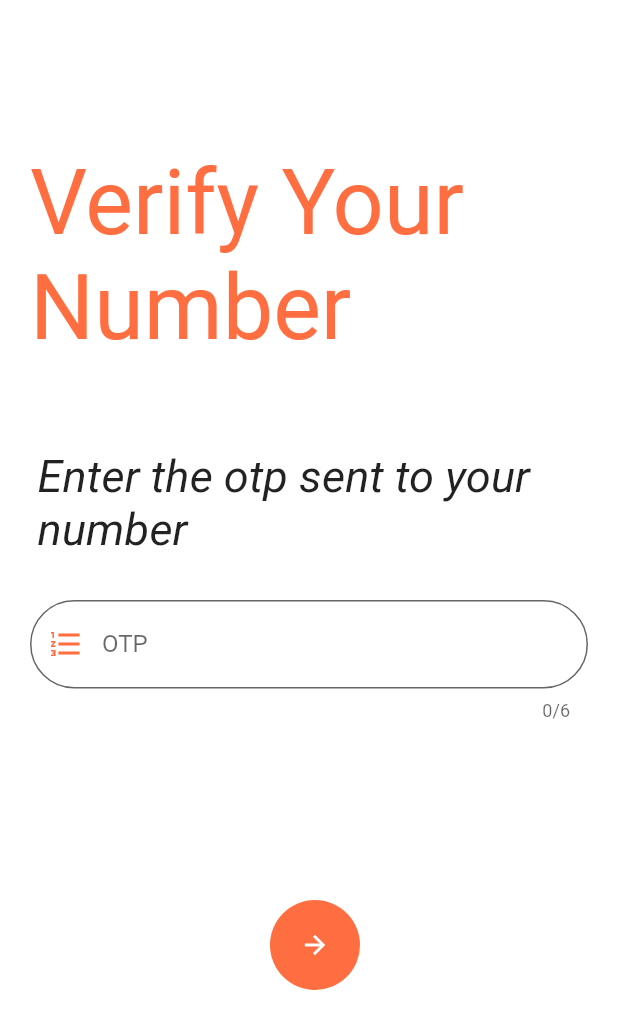
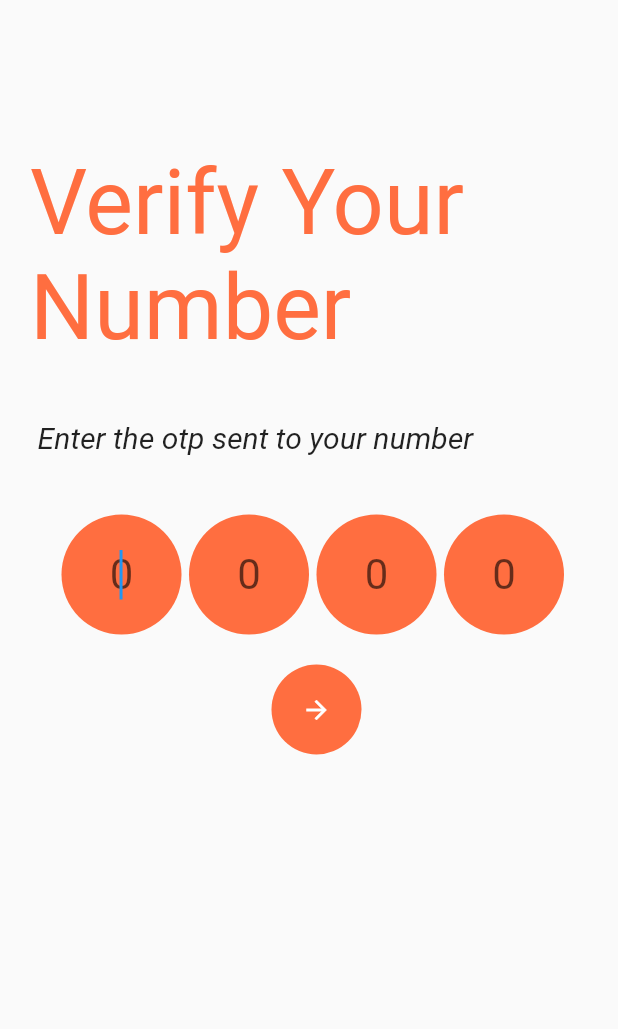
Before and after one commit to Naveen11695/bhukkd, a Flutter app: the otp screen opened directly, on a phone screen of 412 x 824 dp. Shown: the top 1029 px of the screen. Run offline on Flutter 3.47's test engine with Material 2 defaults, Android fonts, the phone set to English and light mode, and no system bars; our stand-ins replace geolocator, progress_indicators, shared_preferences, sqflite; accounts and stored records are empty.

Commit message:
opt improved

```diff
--- a/lib/Pages/TrendingPage.dart
+++ b/lib/Pages/TrendingPage.dart
@@ -1,5 +1,6 @@
 // flutter
 import 'package:flutter/material.dart';
+import 'package:flutter/rendering.dart';
 
 // custom
 import '../Components/HorizontalScroll.dart';
@@ -164,7 +165,8 @@ class _TrendingPageState extends State<TrendingPage> {
               elevation: 10.0,
               borderRadius: BorderRadius.circular(25.0),
               child: TextFormField(
-                scrollPadding: EdgeInsets.all(1),
+                focusNode: FocusNode(),
+                scrollPadding: EdgeInsets.all(100),
                 decoration: InputDecoration(
                     border: InputBorder.none,
                     prefixIcon: Icon(Icons.search, color: Colors.deepOrange),
--- a/lib/Pages/otp.dart
+++ b/lib/Pages/otp.dart
@@ -7,10 +7,151 @@ class otp extends StatefulWidget {
 }
 
 class _otpState extends State<otp> {
+  FocusNode focus1 = FocusNode();
+  FocusNode focus2 = FocusNode();
+  FocusNode focus3 = FocusNode();
+  FocusNode focus4 = FocusNode();
   @override
   Widget build(BuildContext context) {
     return new Scaffold(
-      body: getOtp(),
+      body: ListView(children:[
+        getOtp(),
+        new Padding(
+          padding: const EdgeInsets.fromLTRB(25, 0, 20, 0),
+          child: Row(
+              mainAxisAlignment: MainAxisAlignment.center,
+              crossAxisAlignment: CrossAxisAlignment.center,
+              children: [
+                Container(
+                  height: 80,
+                  width: 80,
+                  decoration: BoxDecoration(
+                    shape: BoxShape.circle,
+                    color: Colors.deepOrangeAccent
+                  ),
+                  child: Center(child:TextField(
+                    autofocus: true,
+                    focusNode: focus1,
+                    keyboardType: TextInputType.number,
+                    textAlign: TextAlign.center,
+                    style: new TextStyle(
+                      color: Colors.white,
+                      fontSize: 28
+                    ),
+                    decoration: InputDecoration(
+                      border: InputBorder.none,
+                      hintText: "0",
+                    ),
+                    onChanged: (String newVal) {
+                      if (newVal.length == 1) {
+                        focus1.unfocus();
+                        FocusScope.of(context).requestFocus(focus2);
+                      }
+                    },
+                  ),
+                ),),
+                SizedBox(width: 5,),
+                Container(
+                   height: 80,
+                  width: 80,
+                  decoration: BoxDecoration(
+                    shape: BoxShape.circle,
+                    color: Colors.deepOrangeAccent
+                  ),
+                  child: Center(child:TextField(
+                    textAlign: TextAlign.center,
+                    focusNode: focus2,
+                    keyboardType: TextInputType.number,
+                    style: new TextStyle(
+                      color: Colors.white,
+                      fontSize: 28
+                    ),
+                    decoration: InputDecoration(
+                      border: InputBorder.none,
+                      hintText: "0",
+                    ),
+                    onChanged: (String newVal) {
+                      if (newVal.length == 1) {
+                        focus2.unfocus();
+                        FocusScope.of(context).requestFocus(focus3);
+                      }
+                    },
+                  ),
+                ),),
+                SizedBox(width: 5,),
+                Container(
+                   height: 80,
+                  width: 80,
+                  decoration: BoxDecoration(
+                    shape: BoxShape.circle,
+                    color: Colors.deepOrangeAccent
+                  ),
+                  child: Center(child:TextField(
+                    textAlign: TextAlign.center,
+                    focusNode: focus3,
+                    keyboardType: TextInputType.number,
+                    style: new TextStyle(
+                      color: Colors.white,
+                      fontSize: 28
+                    ),
+                    decoration: InputDecoration(
+                      border: InputBorder.none,
+                      hintText: "0",
+                    ),
+                    onChanged: (String newVal) {
+                      if (newVal.length == 1) {
+                        focus3.unfocus();
+                        FocusScope.of(context).requestFocus(focus4);
+                      }
+                    },
+                  ),
+                ),),
+                SizedBox(width: 5,),
+                Container(
+                   height: 80,
+                  width: 80,
+                  decoration: BoxDecoration(
+                    shape: BoxShape.circle,
+                    color: Colors.deepOrangeAccent
+                  ),
+                  child: Center(child:TextField(
+                    textAlign: TextAlign.center,
+                    focusNode: focus4,
+                    keyboardType: TextInputType.number,
+                    style: new TextStyle(
+                      color: Colors.white,
+                      fontSize: 28
+                    ),
+                    decoration: InputDecoration(
+                      border: InputBorder.none,
+                      hintText: "0",
+                    ),
+                  ),
+                ),)
+              ]),
+        ),
+        Padding(
+          padding: const EdgeInsets.fromLTRB(30, 20, 20, 20),
+          child: new InkWell(
+            child: new Container(
+              padding: const EdgeInsets.all(20.0),
+              decoration: BoxDecoration(
+                  shape: BoxShape.circle, color: Colors.deepOrangeAccent),
+              child: new Icon(
+                Icons.arrow_forward,
+                size: 20.0,
+                color: Colors.white,
+              ),
+            ),
+            onTap: () {
+              Navigator.push(
+                context,
+                MaterialPageRoute(builder: (context) => Details()),
+              );
+            },
+          ),
+        ),
+      ]),
     );
   }
 
@@ -33,13 +174,13 @@ class _otpState extends State<otp> {
           ),
         ),
         Padding(
-          padding: const EdgeInsets.fromLTRB(25, 300, 20, 0),
+          padding: const EdgeInsets.fromLTRB(25, 280, 20, 40),
           child: new Text(
             "Enter the otp sent to your number",
             style: TextStyle(
               fontStyle: FontStyle.italic,
               fontWeight: FontWeight.normal,
-              fontSize: 30.0,
+              fontSize: 20.0,
               decorationColor: Colors.white30,
             ),
           ),
@@ -55,51 +196,33 @@ class _otpState extends State<otp> {
           keyboardType: TextInputType.number,
           maxLength: 6,
         ),*/
-        Padding(
-          padding: const EdgeInsets.fromLTRB(20, 400, 20, 0),
-          child :new TextField(
-            keyboardType: TextInputType.phone,
-            textAlign: TextAlign.center,
-            decoration: new InputDecoration(
-                border: new OutlineInputBorder(
-                  borderRadius: const BorderRadius.all(
-                    const Radius.circular(30.0),
-                  ),
-                ),
-                filled: true,
-                hintStyle: new TextStyle(color: Colors.grey[800]),
-                hintText: "Enter OTP",
-                fillColor: Colors.white70,
-              labelText: 'OTP',
-              prefixIcon: const Icon(
-                Icons.format_list_numbered,
-                color: Colors.deepOrangeAccent,
-              ),
-            ),
-            maxLength: 6,
-          ),
-          ),
-        Padding(
-          padding: const EdgeInsets.fromLTRB(180, 600, 20, 0),
-          child: new InkWell(
-            child: new Container(
-              padding: const EdgeInsets.all(20.0),
-              decoration: BoxDecoration(
-                  shape: BoxShape.circle, color: Colors.deepOrangeAccent),
-              child: new Icon(
-                Icons.arrow_forward,
-                size: 20.0,
-                color: Colors.white,
-              ),
-            ),
-            onTap: () {
-              Navigator.push(
-                context,
-                MaterialPageRoute(builder: (context) => Details()),
-              );
-            },
-          ),
-        ),
+
+
+        // Padding(
+        //   padding: const EdgeInsets.fromLTRB(20, 400, 20, 0),
+        //   child :new TextField(
+        //     keyboardType: TextInputType.phone,
+        //     textAlign: TextAlign.center,
+        //     decoration: new InputDecoration(
+        //         border: new OutlineInputBorder(
+        //           borderRadius: const BorderRadius.all(
+        //             const Radius.circular(30.0),
+        //           ),
+        //         ),
+        //         filled: true,
+        //         hintStyle: new TextStyle(color: Colors.grey[800]),
+        //         hintText: "Enter OTP",
+        //         fillColor: Colors.white70,
+        //       labelText: 'OTP',
+        //       prefixIcon: const Icon(
+        //         Icons.format_list_numbered,
+        //         color: Colors.deepOrangeAccent,
+        //       ),
+        //     ),
+        //     maxLength: 6,
+        //   ),
+        //   ),
+
         /*new RaisedButton(
             padding: new EdgeInsets.fromLTRB(80.0, 10.0, 80.0, 10.0),
             color: Colors.deepOrangeAccent,
```
Also changed, not shown: lib/Components/CustomComponets.dart (+5 -6 lines).
